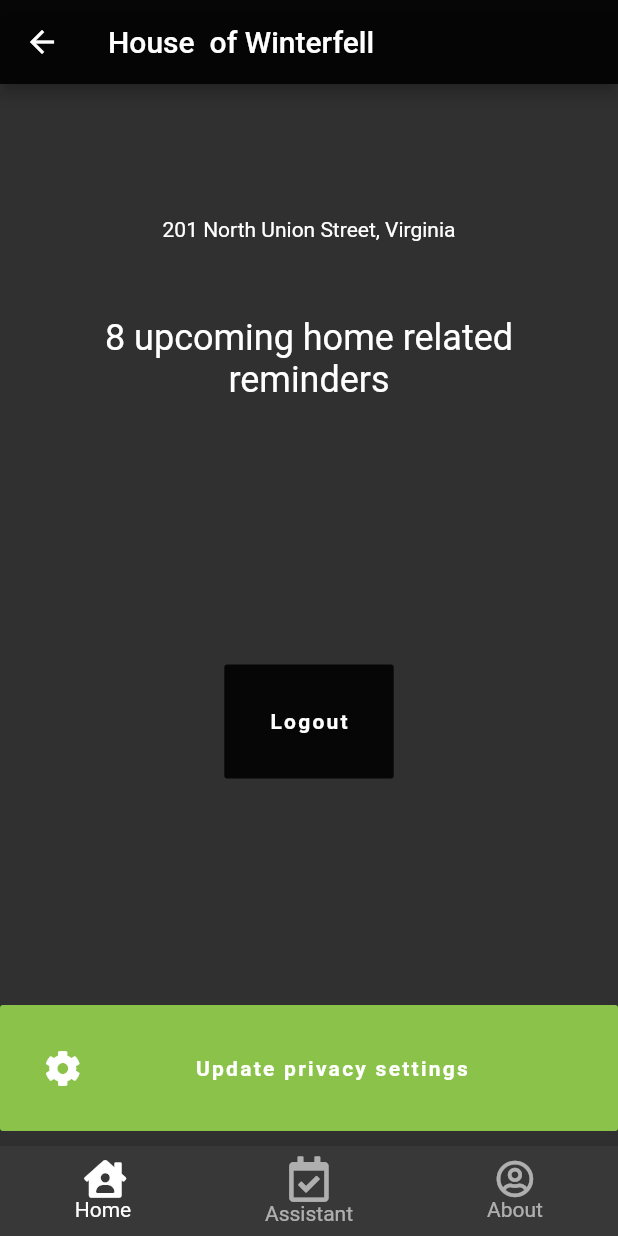
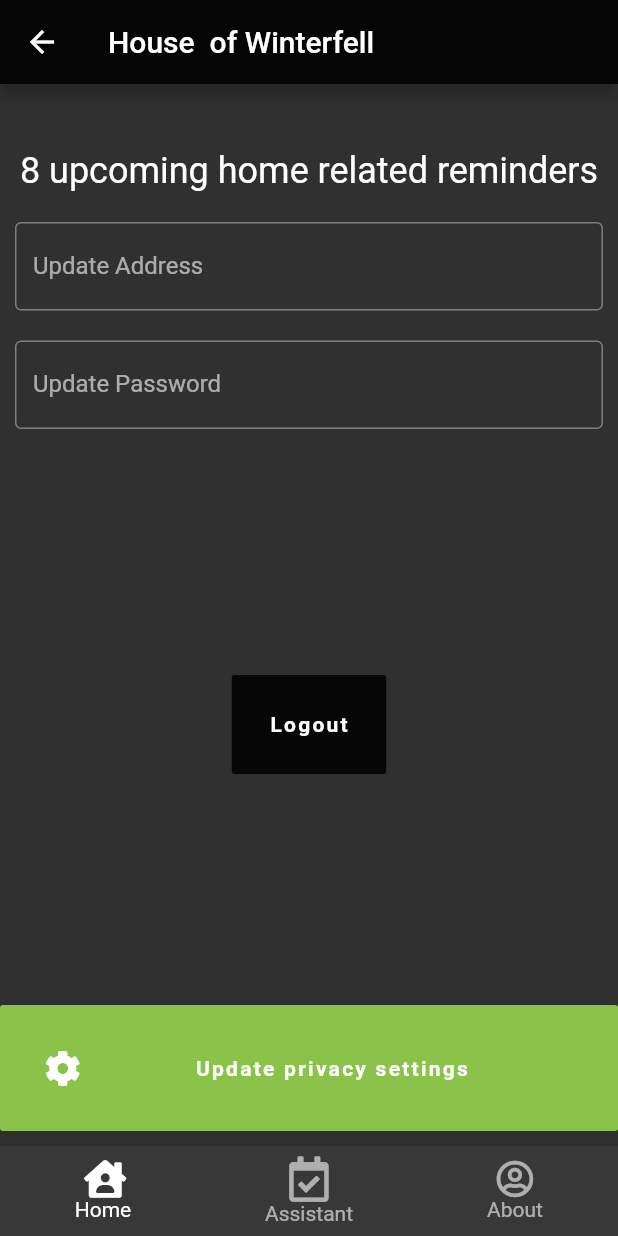
Before and after one commit to stigsfoot/home_assistant_onboard, a Flutter app: the ProfileScreen screen opened by its route, on a phone screen of 412 x 824 dp. Run offline on Flutter 3.47's test engine with Material 2 defaults, Android fonts, the phone set to English and light mode, and no system bars; our stand-ins replace cloud_firestore, firebase_analytics, firebase_auth, font_awesome_flutter, google_sign_in, rxdart; accounts and stored records are empty; Roboto replaces fonts that are missing (Nunito).

Commit message:
fix: updated EdgeInsets for ProfileScreen forms

```diff
--- a/lib/screens/profile.dart
+++ b/lib/screens/profile.dart
@@ -15,6 +15,7 @@ class ProfileScreen extends StatelessWidget {
 
     if (user != null) {
       return Scaffold(
+
         appBar: AppBar(
           backgroundColor: Colors.black87,
           title: Text(
@@ -38,26 +39,44 @@ class ProfileScreen extends StatelessWidget {
                   ),
                 ),
               Padding(
-                padding: const EdgeInsets.all(25),
+                padding: const EdgeInsets.all(10),
                 child: Text(user.email ?? '',
                     style: Theme.of(context).textTheme.caption),
               ),
               Padding(
-                padding: const EdgeInsets.all(25),
-                child: Text('201 North Union Street, Virginia'),
+                padding: const EdgeInsets.all(10),
+                child: Text('8 upcoming home related reminders ',
+                    style: Theme.of(context).textTheme.headline5,
+                    textAlign: TextAlign.center),
               ),
+
               Padding(
-                padding: const EdgeInsets.all(25),
-                child: Text(
-                  '8 upcoming home related reminders ',
-                  style: Theme.of(context).textTheme.headline5,
-                  textAlign: TextAlign.center),
+                padding: const EdgeInsets.all(10),
+                child: TextField(
+                  obscureText: false,
+                  decoration: InputDecoration(
+                    border: OutlineInputBorder(),
+                    labelText: 'Update Address',
+                  ),
+                ),
+              ),
+
+
+              Padding(
+                padding: const EdgeInsets.all(10),
+                child: TextField(
+                  obscureText: true,
+                  decoration: InputDecoration(
+                    border: OutlineInputBorder(),
+                    labelText: 'Update Password',
+                  ),
+                ),
               ),
               Spacer(),
 
               FlatButton(
                   child: Text('Logout'),
-                  padding: EdgeInsets.all(30),
+                  padding: EdgeInsets.all(25),
                   color: Colors.black87,
                   onPressed: () async {
                     await auth.signOut();
@@ -72,12 +91,14 @@ class ProfileScreen extends StatelessWidget {
                 text: 'Update privacy settings',
                 icon: FontAwesomeIcons.cog,
                 color: Colors.lightGreen,
+
               ),
             ],
           ),
         ),
         bottomNavigationBar: AppBottomNav(),
       );
+
     } else {
       return Text('User is not authenticated');
     }
```
Also changed, not shown: 1 other file.
